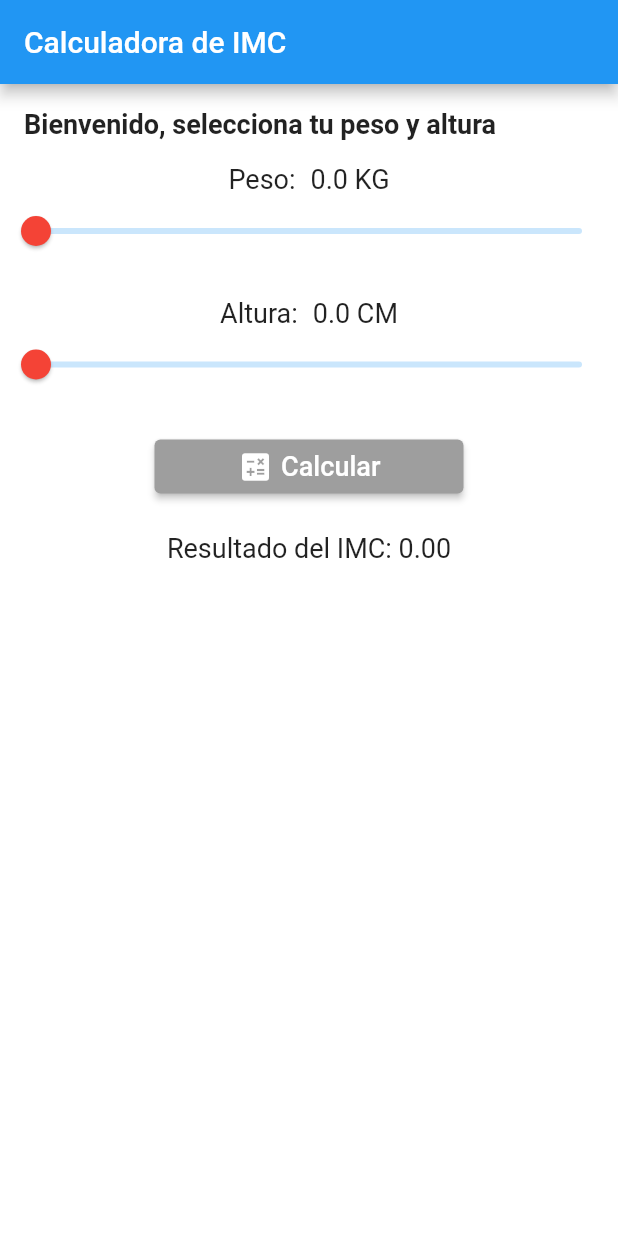
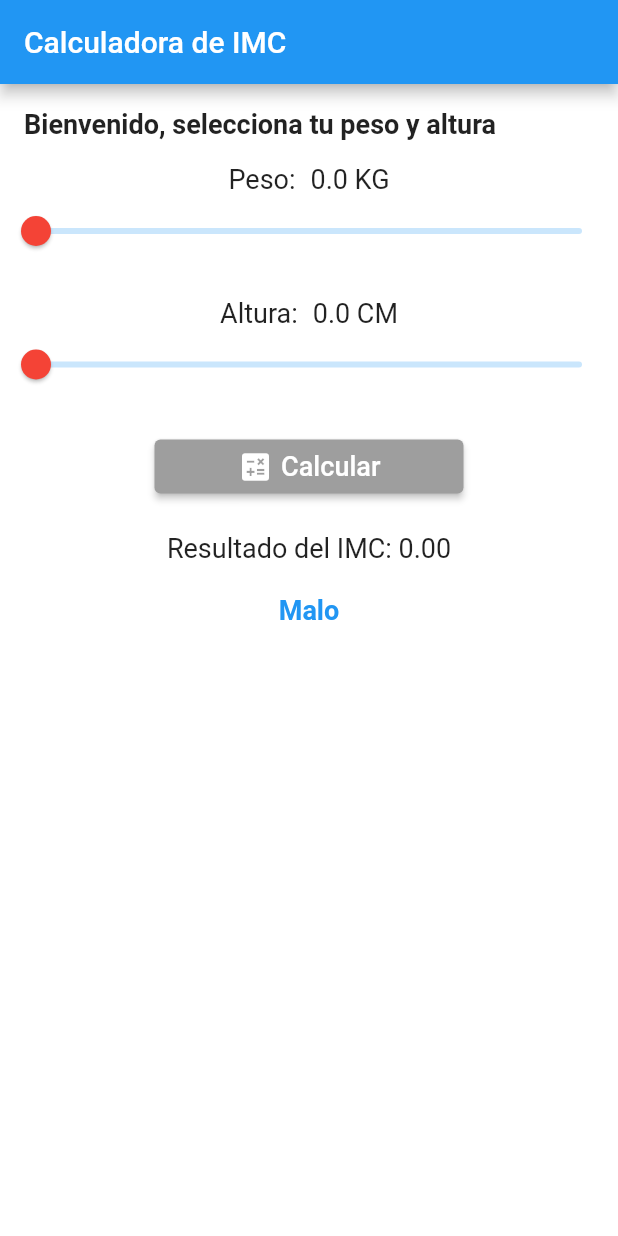
Before and after one commit to kevinRojas13/ExamenKevin, a Flutter app: the screen it shows after launch, on a phone screen of 412 x 824 dp. Run offline on Flutter 3.47's test engine with Material 2 defaults, Android fonts, the phone set to English and light mode, and no system bars.

Commit message:
Mensajes, según resultados

```diff
--- a/lib/main.dart
+++ b/lib/main.dart
@@ -19,27 +19,39 @@ class InputPage extends StatefulWidget {
 }
 
 class _InputPageState extends State<InputPage> {
-  double weight = 0.0; // Valor inicial del peso.
-  double height = 0.0; // Valor inicial de la altura.
-  double bmi = 0.0; // Variable para almacenar el resultado del IMC.
+  double weight = 0.0; // Valor inicial del peso
+  double height = 0.0; // Valor inicial de la altura
+  double bmi = 0.0; // Variable para almacenar el resultado del IMC
+
+  // Función para calcular el mensaje basado en el IMC.
+  String getIMCMessage(double bmi) {
+    if (bmi < 18.5) {
+      return "Malo";
+    } else if (bmi >= 18.5 && bmi <= 24.9) {
+      return "Bueno";
+    } else {
+      return "Regular";
+    }
+  }
 
   @override
   Widget build(BuildContext context) {
     double screenWidth =
-        MediaQuery.of(context).size.width; // ancho de la pantalla.
+        MediaQuery.of(context).size.width; // Obtiene el ancho de la pantalla.
 
     return Scaffold(
       appBar: AppBar(
-        title: Text('Calculadora de IMC'),
+        title: Text('Calculadora de IMC'), // Título de la barra de navegación.
       ),
-      backgroundColor: Colors.white, // fondo de la pantalla.
+      backgroundColor:
+          Colors.white, // Establece el color de fondo de la pantalla.
       body: Column(
-        crossAxisAlignment: CrossAxisAlignment.start, // Alineación de columna.
+        crossAxisAlignment: CrossAxisAlignment.start,
         children: <Widget>[
           Padding(
             padding: const EdgeInsets.all(16.0),
             child: Text(
-              'Bienvenido, selecciona tu peso y altura', // Título
+              'Bienvenido, selecciona tu peso y altura',
               style: TextStyle(
                 fontSize: 18,
                 fontWeight: FontWeight.bold,
@@ -48,8 +60,7 @@ class _InputPageState extends State<InputPage> {
           ),
           // Sección de peso
           Row(
-            mainAxisAlignment:
-                MainAxisAlignment.center, // Alineación de elementos en fila.
+            mainAxisAlignment: MainAxisAlignment.center,
             children: <Widget>[
               Text(
                 'Peso:',
@@ -57,86 +68,79 @@ class _InputPageState extends State<InputPage> {
               ),
               SizedBox(width: 10),
               Align(
-                alignment: Alignment.center, // Alinea el texto al centro.
+                alignment: Alignment.center,
                 child: Text(
-                  '${weight.toStringAsFixed(1)} KG', // Muestra el peso actual.
+                  '${weight.toStringAsFixed(1)} KG',
                   style: TextStyle(fontSize: 18),
                 ),
               ),
             ],
           ),
           Slider(
-            value: weight, // Valor actual del peso en el Slider.
-            min: 0.0, // Valor mínimo del Slider.
-            max: 200.0, // Valor máximo del Slider.
+            value: weight,
+            min: 0.0,
+            max: 200.0,
             onChanged: (newValue) {
               setState(() {
-                weight =
-                    newValue; // Actualiza el valor del peso al mover el Slider.
+                weight = newValue;
               });
             },
-            activeColor: Colors.red, // Color de la barra del Slider.
+            activeColor: Colors.red,
           ),
-          SizedBox(height: 20), // Espacio vertical.
-
+          SizedBox(height: 20),
+          // Sección de altura
           Row(
-            mainAxisAlignment:
-                MainAxisAlignment.center, // Alineación de elementos en fila.
+            mainAxisAlignment: MainAxisAlignment.center,
             children: <Widget>[
               Text(
-                'Altura:', // Etiqueta de altura.
+                'Altura:',
                 style: TextStyle(fontSize: 18),
               ),
-              SizedBox(width: 10), // Espacio en blanco.
+              SizedBox(width: 10),
               Align(
-                alignment: Alignment.center, // Alinea el texto al centro.
+                alignment: Alignment.center,
                 child: Text(
-                  '${height.toStringAsFixed(1)} CM', // Muestra la altura actual.
+                  '${height.toStringAsFixed(1)} CM',
                   style: TextStyle(fontSize: 18),
                 ),
               ),
             ],
           ),
           Slider(
-            value: height, // Valor actual de la altura en el Slider.
-            min: 0.0, // Valor mínimo del Slider.
-            max: 250.0, // Valor máximo del Slider.
+            value: height,
+            min: 0.0,
+            max: 250.0,
             onChanged: (newValue) {
               setState(() {
-                height =
-                    newValue; // Actualiza el valor de la altura al mover el Slider.
+                height = newValue;
               });
             },
-            activeColor: Colors.red, // Color de la barra del Slider.
+            activeColor: Colors.red,
           ),
-          SizedBox(height: 20), // Espacio vertical.
+          SizedBox(height: 20),
           // Botón "Calcular" con cálculo de IMC
           Center(
             child: Container(
-              width: screenWidth / 2, // Ancho del conteinr
+              width: screenWidth / 2,
               child: ElevatedButton(
                 onPressed: () {
                   // Calcular el IMC
-                  double heightInMeters =
-                      height / 100; // Convertir altura a metros.
-                  double bmiResult = weight /
-                      (heightInMeters * heightInMeters); // Calcular IMC.
+                  double heightInMeters = height / 100;
+                  double bmiResult = weight / (heightInMeters * heightInMeters);
                   setState(() {
-                    bmi = bmiResult; // Almacenar el resultado del IMC.
+                    bmi = bmiResult;
                   });
                 },
                 style: ElevatedButton.styleFrom(
-                  primary: Colors
-                      .grey, // Cambia el color de fondo del botón "Calcular" a gris.
+                  primary: Colors.grey,
                 ),
                 child: Row(
-                  mainAxisAlignment: MainAxisAlignment
-                      .center, // Alineación de elementos en fila.
+                  mainAxisAlignment: MainAxisAlignment.center,
                   children: <Widget>[
-                    Icon(Icons.calculate), // Icono para la insignia.
-                    SizedBox(width: 5), // Espacio en blanco.
+                    Icon(Icons.calculate),
+                    SizedBox(width: 5),
                     Text(
-                      'Calcular', // Texto del botón.
+                      'Calcular',
                       style: TextStyle(fontSize: 18),
                     ),
                   ],
@@ -144,12 +148,25 @@ class _InputPageState extends State<InputPage> {
               ),
             ),
           ),
-          SizedBox(height: 20), // Espacio vertical.
+          SizedBox(height: 20),
           // Resultado del IMC
           Center(
             child: Text(
-              'Resultado del IMC: ${bmi.toStringAsFixed(2)}', // Muestra el resultado del IMC.
+              'Resultado del IMC: ${bmi.toStringAsFixed(2)}',
               style: TextStyle(fontSize: 18),
+            ),
+          ),
+          SizedBox(height: 20),
+          // Mostrar mensaje de IMC (Bueno, Malo, Regular)
+          Center(
+            child: Text(
+              getIMCMessage(bmi), // Utiliza la función para obtener el mensaje.
+              style: TextStyle(
+                fontSize: 18,
+                fontWeight: FontWeight.bold,
+                color: Colors
+                    .blue, // Cambia el color del mensaje según el resultado.
+              ),
             ),
           ),
         ],
```
